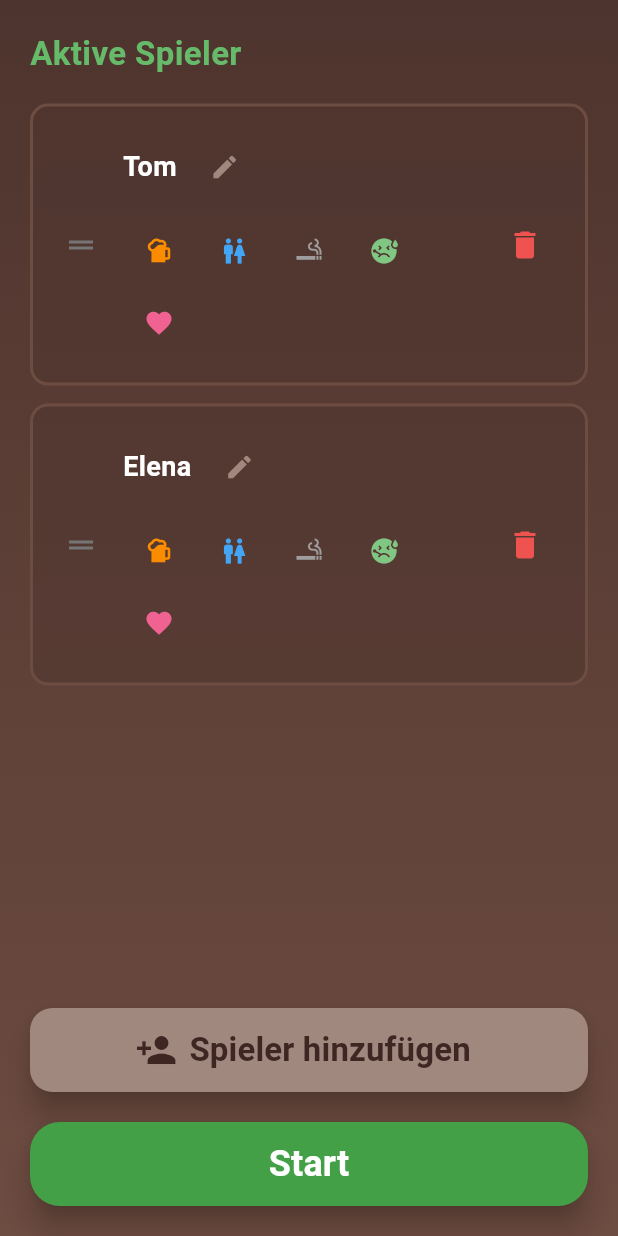
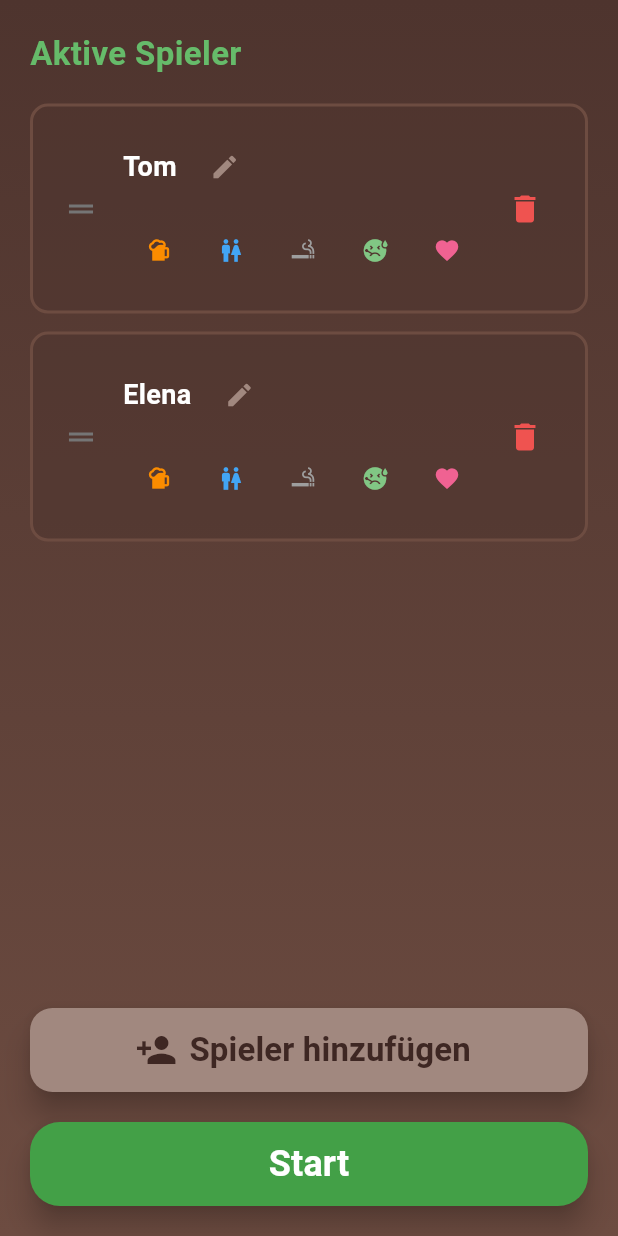
Before and after one commit to Lutzewald/FunnyDartboard, a Flutter app: the PlayerSelectionScreen screen opened directly, on a phone screen of 412 x 824 dp. Run offline on Flutter 3.47's test engine with Material 3 defaults, Android fonts, the phone set to English and light mode, and no system bars.

Commit message:
button margins

```diff
--- a/lib/screens/player_selection_screen.dart
+++ b/lib/screens/player_selection_screen.dart
@@ -456,7 +456,8 @@ class _PlayerListItem extends StatelessWidget {
                   if (!isPaused) ...[
                     const SizedBox(height: 8),
                     Wrap(
-                      spacing: 2,
+                      spacing: 0,
+                      runSpacing: 0,
                       children: [
                         // Beer
                         IconButton(
@@ -464,13 +465,13 @@ class _PlayerListItem extends StatelessWidget {
                           icon: Icon(
                             Icons.sports_bar,
                             color: Colors.orange.shade600,
-                            size: 20,
+                            size: 18,
                           ),
                           tooltip: '🍺 Bier',
-                          padding: const EdgeInsets.all(4),
+                          padding: const EdgeInsets.all(2),
                           constraints: const BoxConstraints(
-                            minWidth: 32,
-                            minHeight: 32,
+                            minWidth: 28,
+                            minHeight: 28,
                           ),
                         ),
                         // Toilet
@@ -479,13 +480,13 @@ class _PlayerListItem extends StatelessWidget {
                           icon: Icon(
                             Icons.wc,
                             color: Colors.blue.shade400,
-                            size: 20,
+                            size: 18,
                           ),
                           tooltip: '🚽 WC',
-                          padding: const EdgeInsets.all(4),
+                          padding: const EdgeInsets.all(2),
                           constraints: const BoxConstraints(
-                            minWidth: 32,
-                            minHeight: 32,
+                            minWidth: 28,
+                            minHeight: 28,
                           ),
                         ),
                         // Cigarette
@@ -494,13 +495,13 @@ class _PlayerListItem extends StatelessWidget {
                           icon: Icon(
                             Icons.smoking_rooms,
                             color: Colors.grey.shade500,
-                            size: 20,
+                            size: 18,
                           ),
                           tooltip: '🚬 Rauchen',
-                          padding: const EdgeInsets.all(4),
+                          padding: const EdgeInsets.all(2),
                           constraints: const BoxConstraints(
-                            minWidth: 32,
-                            minHeight: 32,
+                            minWidth: 28,
+                            minHeight: 28,
                           ),
                         ),
                         // Puking/sick
@@ -509,13 +510,13 @@ class _PlayerListItem extends StatelessWidget {
                           icon: Icon(
                             Icons.sick,
                             color: Colors.green.shade300,
-                            size: 20,
+                            size: 18,
                           ),
                           tooltip: '🤮 Kotzen',
-                          padding: const EdgeInsets.all(4),
+                          padding: const EdgeInsets.all(2),
                           constraints: const BoxConstraints(
-                            minWidth: 32,
-                            minHeight: 32,
+                            minWidth: 28,
+                            minHeight: 28,
                           ),
                         ),
                         // Love/sex
@@ -524,13 +525,13 @@ class _PlayerListItem extends StatelessWidget {
                           icon: Icon(
                             Icons.favorite,
                             color: Colors.pink.shade300,
-                            size: 20,
+                            size: 18,
                           ),
                           tooltip: '❤️ Liebe',
-                          padding: const EdgeInsets.all(4),
+                          padding: const EdgeInsets.all(2),
                           constraints: const BoxConstraints(
-                            minWidth: 32,
-                            minHeight: 32,
+                            minWidth: 28,
+                            minHeight: 28,
                           ),
                         ),
                       ],
```
